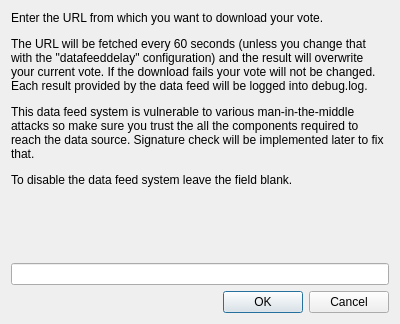
Qt form src/qt/forms/datafeeddialog.ui (creon-nu/Nu) before a commit.
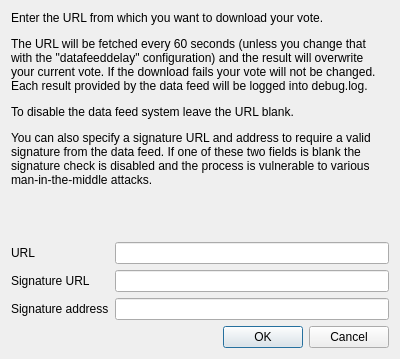
The same form after that commit.

Commit message: Data feed signature is checked when a data feed address is provided

The edit to the form file:
```diff
--- a/src/qt/forms/datafeeddialog.ui
+++ b/src/qt/forms/datafeeddialog.ui
@@ -7,14 +7,12 @@
     <x>0</x>
     <y>0</y>
     <width>400</width>
-    <height>324</height>
+    <height>359</height>
    </rect>
   </property>
   <property name="windowTitle">
    <string>Dialog</string>
   </property>
-  <layout class="QVBoxLayout" name="verticalLayout_2">
-   <item>
     <layout class="QVBoxLayout" name="verticalLayout">
      <item>
       <widget class="QLabel" name="label">
@@ -25,7 +23,7 @@
         </sizepolicy>
        </property>
        <property name="text">
-        <string>&lt;html&gt;&lt;head/&gt;&lt;body&gt;&lt;p&gt;Enter the URL from which you want to download your vote.&lt;/p&gt;&lt;p&gt;The URL will be fetched every 60 seconds (unless you change that with the &amp;quot;datafeeddelay&amp;quot; configuration) and the result will overwrite your current vote. If the download fails your vote will not be changed. Each result provided by the data feed will be logged into debug.log.&lt;/p&gt;&lt;p&gt;This data feed system is vulnerable to various man-in-the-middle attacks so make sure you trust the all the components required to reach the data source. Signature check will be implemented later to fix that.&lt;/p&gt;&lt;p&gt;To disable the data feed system leave the field blank.&lt;/p&gt;&lt;/body&gt;&lt;/html&gt;</string>
+      <string>&lt;html&gt;&lt;head/&gt;&lt;body&gt;&lt;p&gt;Enter the URL from which you want to download your vote.&lt;/p&gt;&lt;p&gt;The URL will be fetched every 60 seconds (unless you change that with the &amp;quot;datafeeddelay&amp;quot; configuration) and the result will overwrite your current vote. If the download fails your vote will not be changed. Each result provided by the data feed will be logged into debug.log.&lt;/p&gt;&lt;p&gt;To disable the data feed system leave the URL blank.&lt;/p&gt;&lt;p&gt;You can also specify a signature URL and address to require a valid signature from the data feed. If one of these two fields is blank the signature check is disabled and the process is vulnerable to various man-in-the-middle attacks.&lt;/p&gt;&lt;/body&gt;&lt;/html&gt;</string>
        </property>
        <property name="alignment">
         <set>Qt::AlignLeading|Qt::AlignLeft|Qt::AlignTop</set>
@@ -36,8 +34,59 @@
       </widget>
      </item>
      <item>
+    <spacer name="verticalSpacer">
+     <property name="orientation">
+      <enum>Qt::Vertical</enum>
+     </property>
+     <property name="sizeHint" stdset="0">
+      <size>
+       <width>20</width>
+       <height>40</height>
+      </size>
+     </property>
+    </spacer>
+   </item>
+   <item>
+    <layout class="QFormLayout" name="formLayout">
+     <item row="0" column="1">
       <widget class="QLineEdit" name="urlEdit"/>
      </item>
+     <item row="0" column="0">
+      <widget class="QLabel" name="label_2">
+       <property name="text">
+        <string>URL</string>
+       </property>
+       <property name="buddy">
+        <cstring>urlEdit</cstring>
+       </property>
+      </widget>
+     </item>
+     <item row="2" column="1">
+      <widget class="QLineEdit" name="signatureAddressEdit"/>
+     </item>
+     <item row="2" column="0">
+      <widget class="QLabel" name="label_3">
+       <property name="text">
+        <string>Signature address</string>
+       </property>
+       <property name="buddy">
+        <cstring>signatureAddressEdit</cstring>
+       </property>
+      </widget>
+     </item>
+     <item row="1" column="1">
+      <widget class="QLineEdit" name="signatureUrlEdit"/>
+     </item>
+     <item row="1" column="0">
+      <widget class="QLabel" name="label_4">
+       <property name="text">
+        <string>Signature URL</string>
+       </property>
+       <property name="buddy">
+        <cstring>signatureUrlEdit</cstring>
+       </property>
+      </widget>
+     </item>
     </layout>
    </item>
    <item>
```
Left out of the diff: 13 changed lines with no effect on the pictures. Lines whose indentation alone changed are shown as unchanged. The commit also changes 15 other files.
